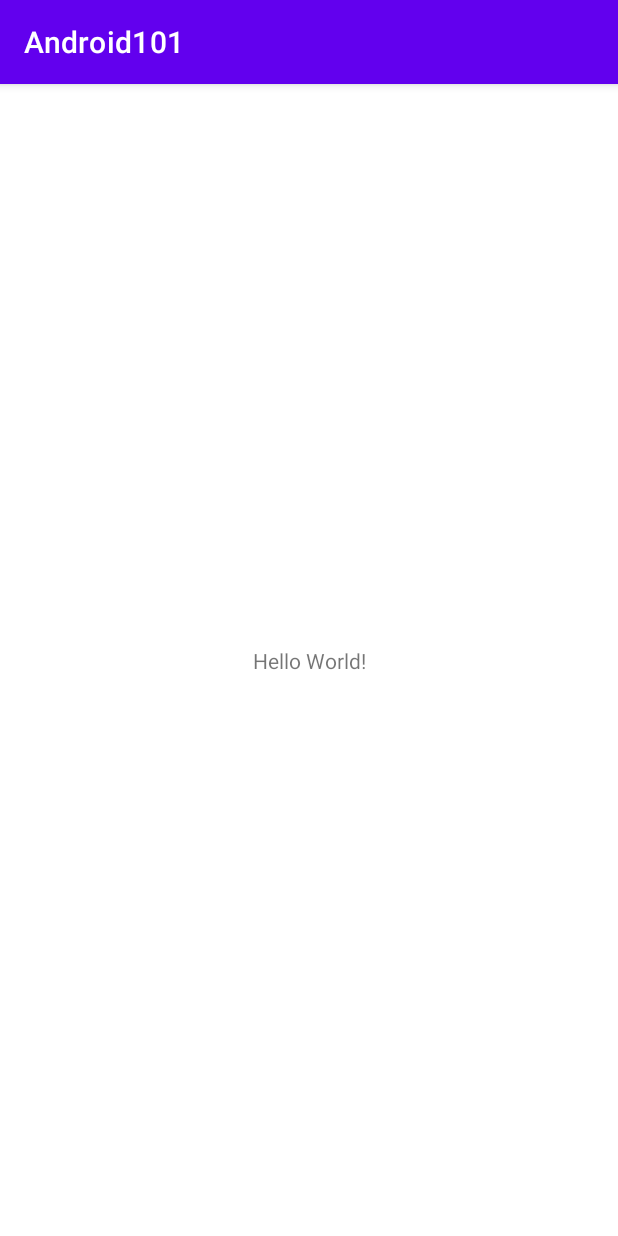
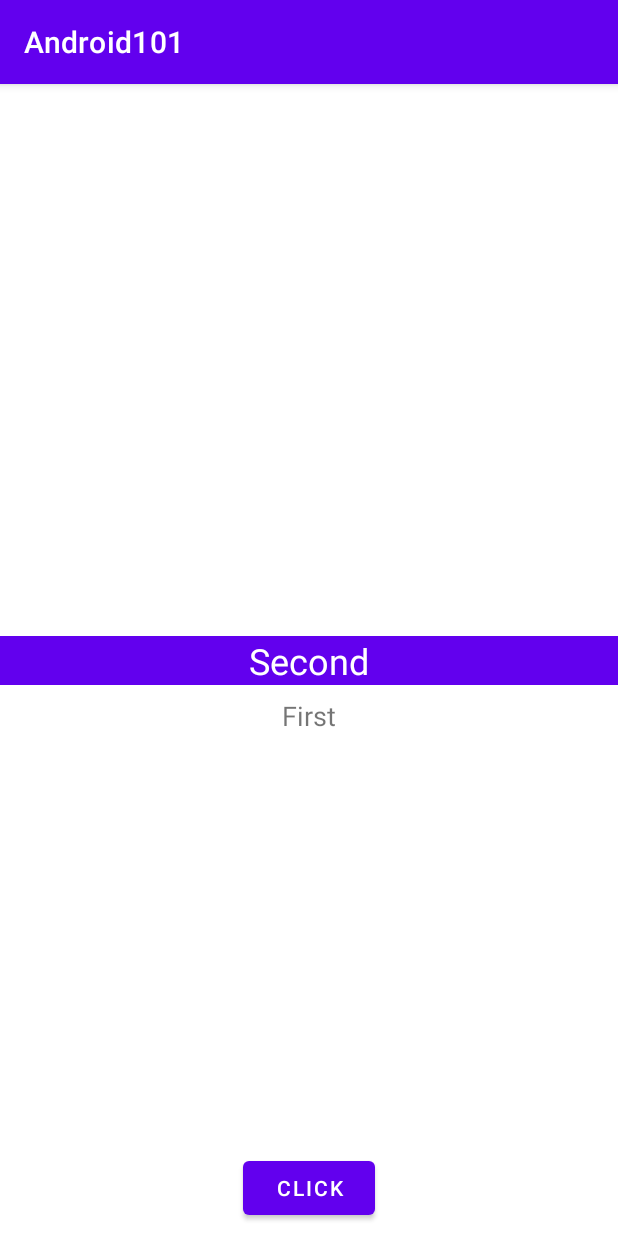
Before and after one commit to kocko94/android-101, an Android app: the screen it shows after launch (MainActivity), on a phone screen of 412 x 824 dp. Run offline under Robolectric (Android 15) with nearby library versions, the phone set to English and light mode, and no system bars.

```diff
--- a/app/src/main/res/layout/activity_main.xml
+++ b/app/src/main/res/layout/activity_main.xml
@@ -7,12 +7,48 @@
     tools:context=".MainActivity">
 
     <TextView
-        android:layout_width="wrap_content"
+        android:id="@+id/textView2"
+        android:layout_width="0dp"
         android:layout_height="wrap_content"
-        android:text="Hello World!"
+        android:text="Second"
+        android:textSize="24sp"
+        android:gravity="center"
+        android:background="@color/purple_500"
+        android:textColor="@color/white"
         app:layout_constraintBottom_toBottomOf="parent"
         app:layout_constraintLeft_toLeftOf="parent"
         app:layout_constraintRight_toRightOf="parent"
         app:layout_constraintTop_toTopOf="parent" />
 
+    <TextView
+        android:id="@+id/textView"
+        android:layout_width="wrap_content"
+        android:layout_height="wrap_content"
+        android:layout_marginTop="8dp"
+        android:textSize="18sp"
+        android:text="First"
+        app:layout_constraintLeft_toLeftOf="parent"
+        app:layout_constraintRight_toRightOf="parent"
+        app:layout_constraintTop_toBottomOf="@+id/textView2" />
+
+    <ImageView
+        android:id="@+id/imageView"
+        android:layout_width="wrap_content"
+        android:layout_height="wrap_content"
+        android:layout_marginTop="8dp"
+        app:layout_constraintEnd_toEndOf="@+id/textView"
+        app:layout_constraintStart_toStartOf="@+id/textView"
+        app:layout_constraintTop_toBottomOf="@+id/textView"
+        tools:srcCompat="@tools:sample/avatars" />
+
+    <Button
+        android:id="@+id/button"
+        android:layout_width="wrap_content"
+        android:layout_height="wrap_content"
+        android:layout_marginBottom="8dp"
+        android:text="Click"
+        app:layout_constraintBottom_toBottomOf="parent"
+        app:layout_constraintEnd_toEndOf="parent"
+        app:layout_constraintStart_toStartOf="parent" />
+
 </androidx.constraintlayout.widget.ConstraintLayout>
```
